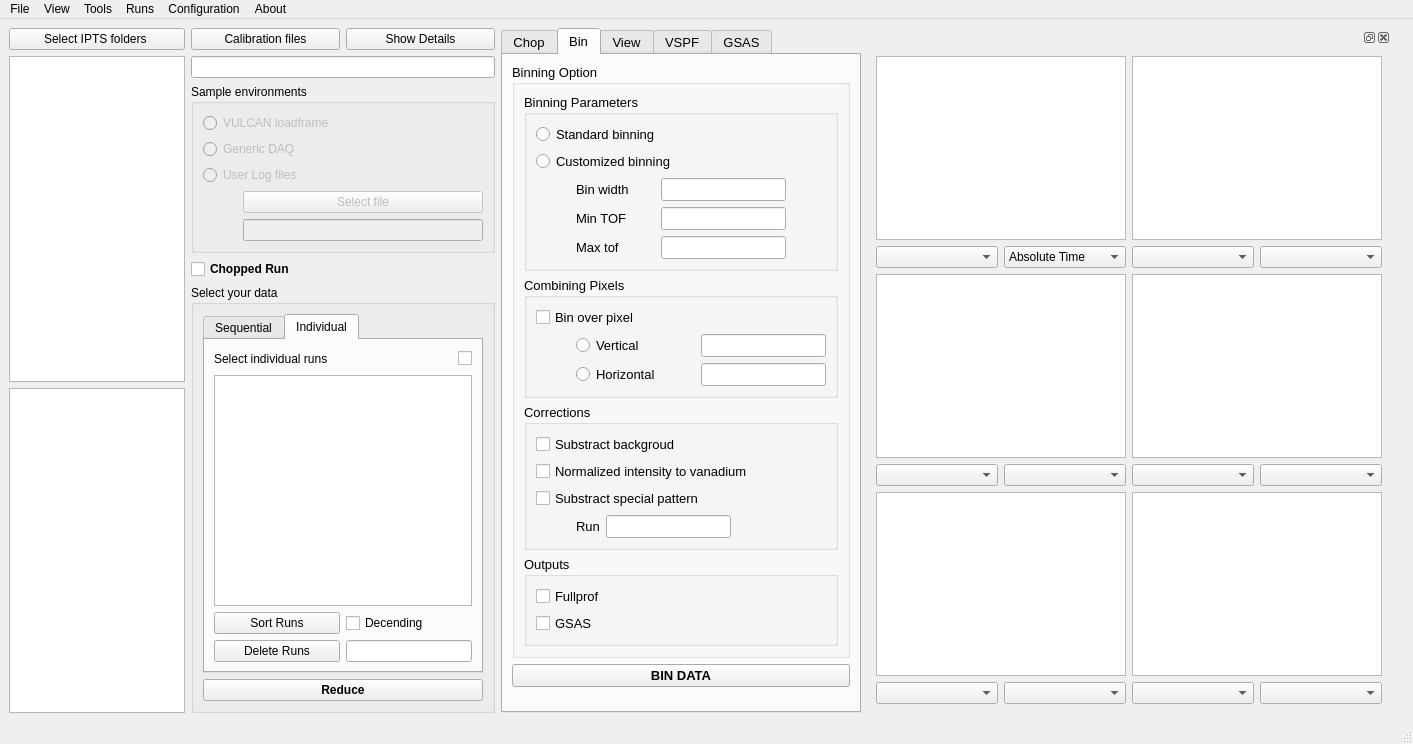
Qt form src/interface/gui/VdriveMain.ui (neutrons/PyVDrive) before a commit.
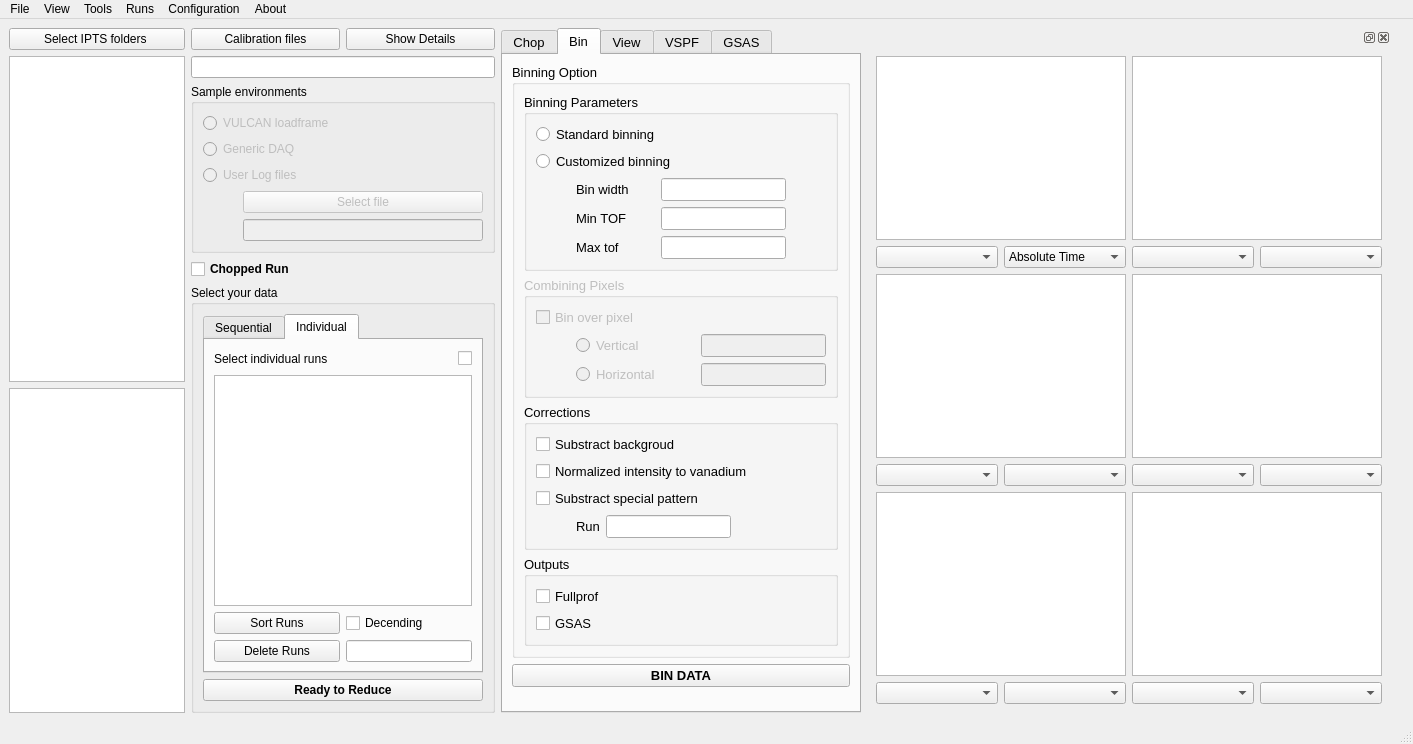
The same form after that commit. The open tabs and pages were chosen to show the change. Custom widgets are drawn as their Qt base class.

The edit to the form file:
```diff
--- a/src/interface/gui/VdriveMain.ui
+++ b/src/interface/gui/VdriveMain.ui
@@ -447,7 +447,7 @@
                 </font>
                </property>
                <property name="text">
-                <string>Reduce</string>
+                <string>Ready to Reduce</string>
                </property>
               </widget>
              </item>
@@ -1087,7 +1087,10 @@
                   </property>
                   <layout class="QGridLayout" name="gridLayout_19">
                    <item row="1" column="0">
-                    <widget class="QGroupBox" name="groupBox_7">
+                    <widget class="QGroupBox" name="groupBox_binOverPixels">
+                     <property name="enabled">
+                      <bool>false</bool>
+                     </property>
                      <property name="title">
                       <string>Combining Pixels</string>
                      </property>
```
Left out of the diff: 2 changed lines with no effect on the pictures.
